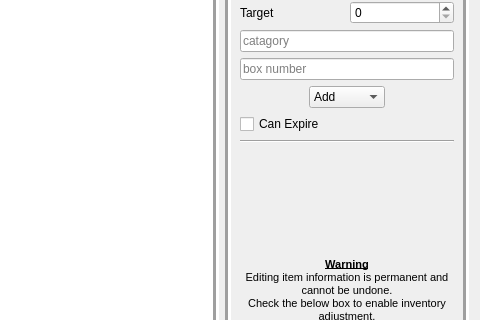
rbaker26/BigBlueBox, file src/reportsView.ui: the form before one commit; both pictures show x 688 to 1168 and y 206 to 526 of the 1168 by 615 pixel window.
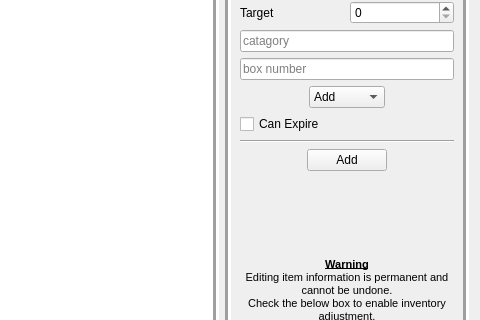
The form after the commit. The open tabs and pages were chosen to show the change.

Commit message: started add item fx

Diff of the .ui file:
```diff
--- a/src/reportsView.ui
+++ b/src/reportsView.ui
@@ -517,6 +517,43 @@
                </property>
               </widget>
              </item>
+             <item>
+              <layout class="QHBoxLayout" name="horizontalLayout_12">
+               <item>
+                <spacer name="horizontalSpacer_15">
+                 <property name="orientation">
+                  <enum>Qt::Horizontal</enum>
+                 </property>
+                 <property name="sizeHint" stdset="0">
+                  <size>
+                   <width>40</width>
+                   <height>20</height>
+                  </size>
+                 </property>
+                </spacer>
+               </item>
+               <item>
+                <widget class="QPushButton" name="pushButton_addDelete">
+                 <property name="text">
+                  <string>Add</string>
+                 </property>
+                </widget>
+               </item>
+               <item>
+                <spacer name="horizontalSpacer_14">
+                 <property name="orientation">
+                  <enum>Qt::Horizontal</enum>
+                 </property>
+                 <property name="sizeHint" stdset="0">
+                  <size>
+                   <width>40</width>
+                   <height>20</height>
+                  </size>
+                 </property>
+                </spacer>
+               </item>
+              </layout>
+             </item>
              <item>
               <spacer name="verticalSpacer_2">
                <property name="orientation">
```
The commit also changes 2 other files.
